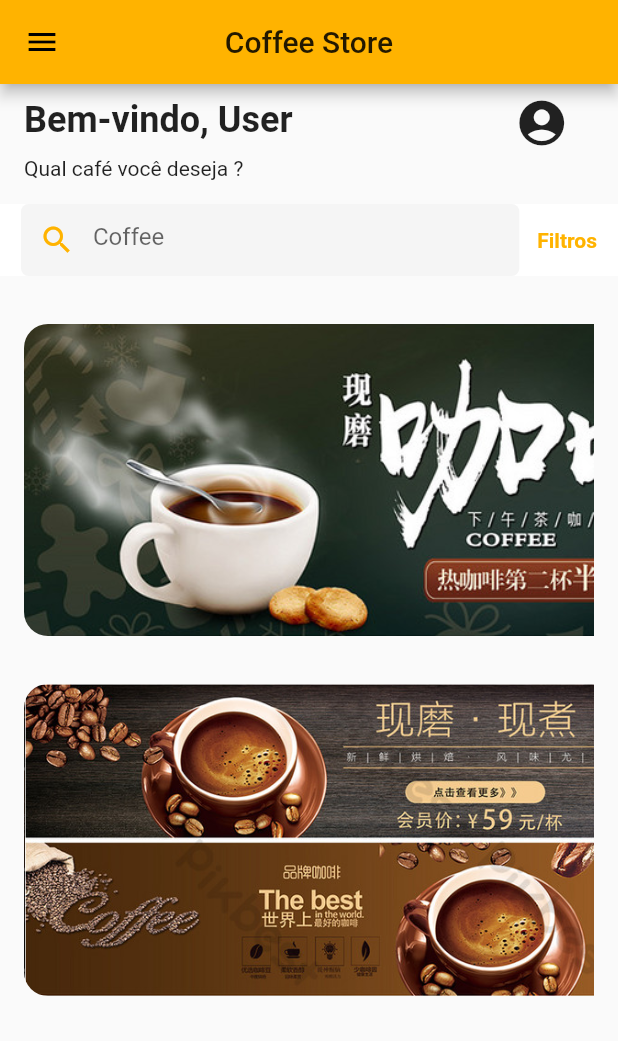
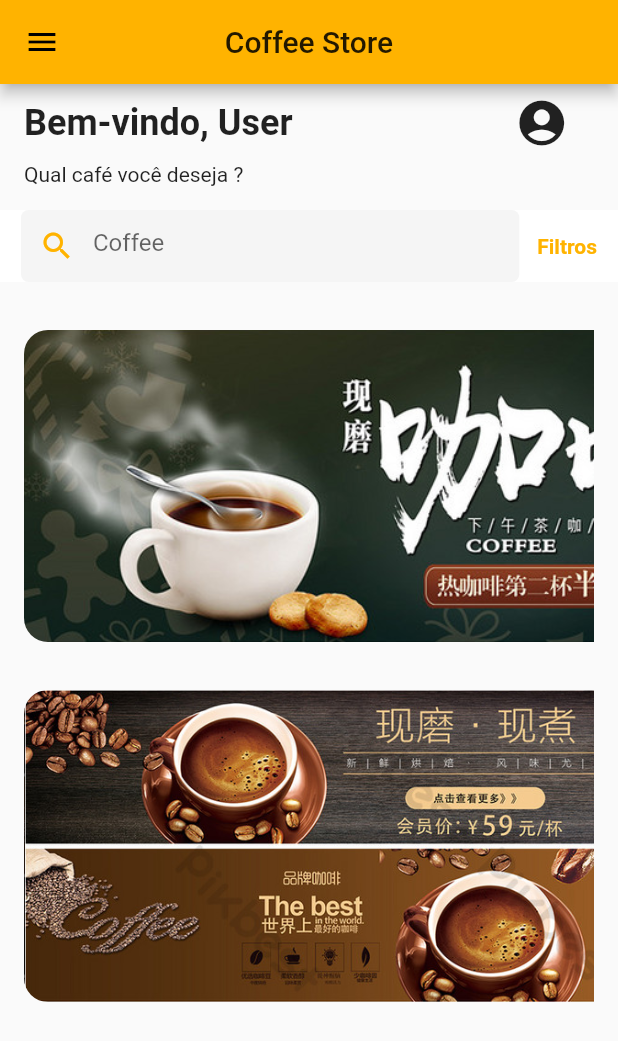
Before and after one commit to ollinmagno/coffee-store-app, a Flutter app: the HomeScreen screen opened directly, on a phone screen of 412 x 824 dp. Shown: the top 1041 px of the screen. Run offline on Flutter 3.47's test engine with Material 2 defaults, Android fonts, the phone set to English and light mode, and no system bars.

Commit message:
icon perfil

```diff
--- a/lib/src/HomeScreen.dart
+++ b/lib/src/HomeScreen.dart
@@ -17,8 +17,9 @@ class _HomeScreenState extends State<HomeScreen> {
             SizedBox(height: 40,),
             Text("Bem-vindo, User", style: TextStyle(fontSize: 24.0, fontWeight: FontWeight.bold)),
             SizedBox(width: 140,),
-            IconButton(icon: Icon(Icons.account_circle, size: 36,),
-              onPressed: (){},
+            Container(
+              margin: EdgeInsets.all(8.0),
+              child: Icon((Icons.account_circle), size: 36),
             ),
           ],
         ),
```
